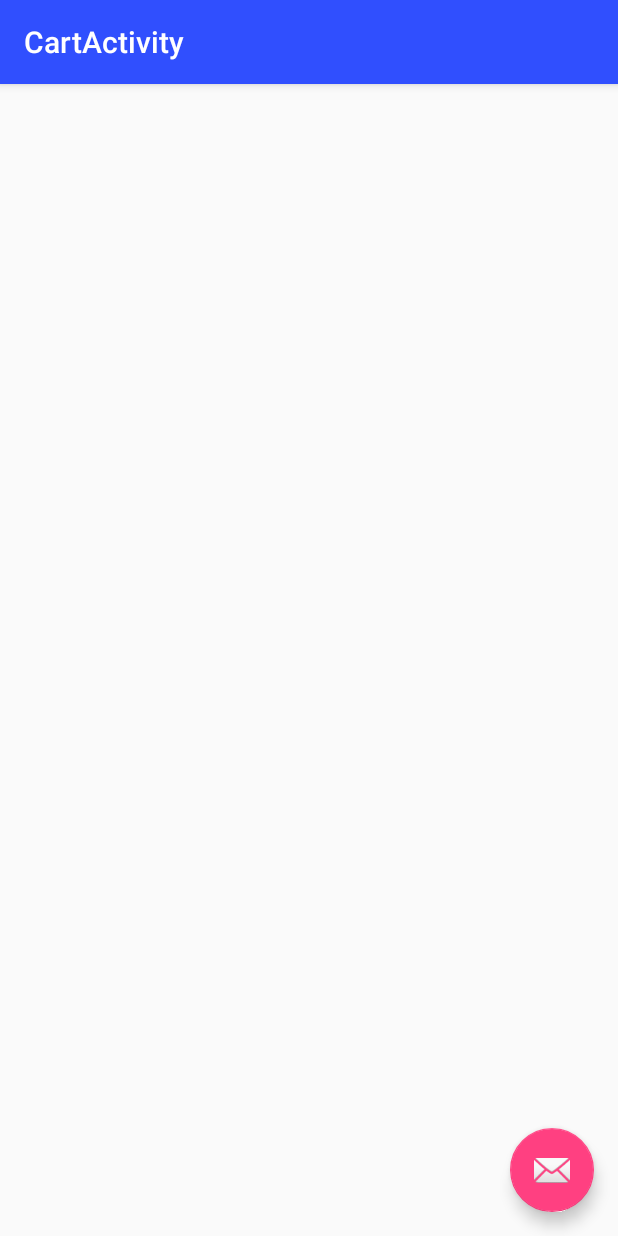
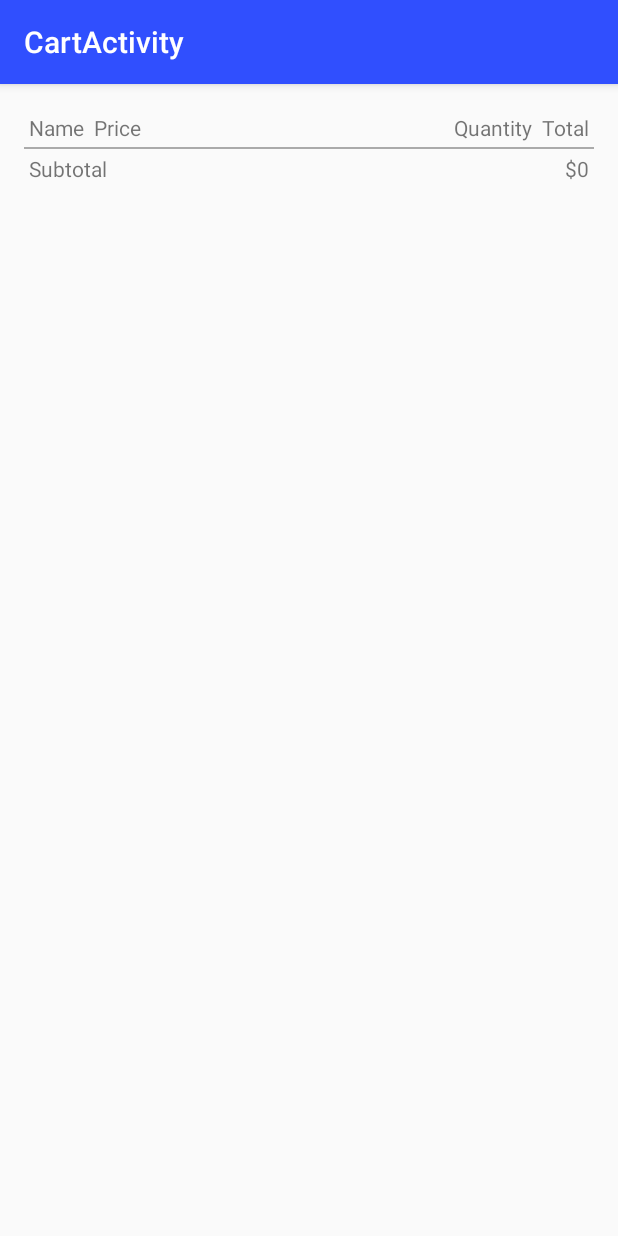
Before and after one commit to VietDucPhan/TopUpProjectFTP, an Android app: the CartActivity screen opened directly, with no data from a screen before it, on a phone screen of 412 x 824 dp. Run offline under Robolectric (Android 15) with nearby library versions, the phone set to English and light mode, and no system bars.

Commit message:
Add to cart and checkout

```diff
--- a/app/build.gradle
+++ b/app/build.gradle
@@ -22,4 +22,6 @@ android {
 dependencies {
     compile 'com.android.support:appcompat-v7:24.0.0-alpha2'
     compile 'com.android.support:design:23.3.0'
+    compile 'com.android.support:recyclerview-v7:24.0.0-alpha2'
+    compile 'com.android.support:support-v13:24.0.0-alpha2'
 }
--- a/app/src/main/java/com/ducvietphan/grocerystore/CartActivity.java
+++ b/app/src/main/java/com/ducvietphan/grocerystore/CartActivity.java
@@ -1,11 +1,18 @@
 package com.ducvietphan.grocerystore;
 
+import android.content.Intent;
 import android.os.Bundle;
+import android.os.Handler;
 import android.support.design.widget.FloatingActionButton;
 import android.support.design.widget.Snackbar;
 import android.support.v7.app.AppCompatActivity;
 import android.support.v7.widget.Toolbar;
 import android.view.View;
+import android.widget.TableLayout;
+import android.widget.TableRow;
+import android.widget.TextView;
+
+import org.w3c.dom.Text;
 
 public class CartActivity extends AppCompatActivity {
 
@@ -17,13 +24,56 @@ public class CartActivity extends AppCompatActivity {
         setSupportActionBar(toolbar);
 
        FloatingActionButton fab = (FloatingActionButton) findViewById(R.id.fab);
+        fab.setVisibility(View.INVISIBLE);
+        final DbManagement cartDb = new DbManagement("cart", getApplicationContext());
+        ItemsList it = cartDb.getItemsList();
+        if(it.isEmpty()){
+            fab.setVisibility(View.INVISIBLE);
+        } else {
+            fab.setVisibility(View.VISIBLE);
             fab.setOnClickListener(new View.OnClickListener() {
                 @Override
                 public void onClick(View view) {
-                Snackbar.make(view, "Replace with your own action", Snackbar.LENGTH_LONG)
-                        .setAction("Action", null).show();
+                    view.setEnabled(false);
+                    cartDb.checkOut();
+                    Snackbar.make(view, "Checkout successfully you will be redirected in 3s", Snackbar.LENGTH_LONG).show();
+                    Runnable mRunnable;
+                    Handler mHandler=new Handler();
+
+                    mRunnable=new Runnable() {
+
+                        @Override
+                        public void run() {
+                            Intent mainActivity = new Intent(CartActivity.this, MainActivity.class);
+                            startActivity(mainActivity);
+                        }
+                    };
+                    mHandler.postDelayed(mRunnable,3000);//Execute after 10 Seconds
                 }
             });
         }
+        TextView tv = (TextView) findViewById(R.id.subTotal);
+        tv.setText("$"+it.totalPrice());
+        Node current = it.getHead();
+        TableLayout tl = (TableLayout) findViewById(R.id.cartContainer);
+        View firstView = getLayoutInflater().inflate(R.layout.cart_table, tl, false);
+        tl.addView(firstView);
+        while(current != null){
+            View injecterLayout = getLayoutInflater().inflate(R.layout.cart_table, tl, false);
+            final Item item = current.getItem();
+            tl.addView(injecterLayout);
+            TextView productName = (TextView) injecterLayout.findViewById(R.id.productName);
+            TextView productPrice = (TextView) injecterLayout.findViewById(R.id.productPrice);
+            TextView productQuantity = (TextView) injecterLayout.findViewById(R.id.productQuantity);
+            TextView productTotal = (TextView) injecterLayout.findViewById(R.id.productTotal);
+
+            productName.setText("" + item.getProductName());
+            productPrice.setText("$" + item.getProductPrice());
+            productQuantity.setText("" + item.getTotal());
+            productTotal.setText("$" + item.getTotal() * item.getProductPrice());
+
+            current = current.next;
+        }
+    }
 
 }
--- a/app/src/main/res/layout/activity_cart.xml
+++ b/app/src/main/res/layout/activity_cart.xml
@@ -1,5 +1,6 @@
 <?xml version="1.0" encoding="utf-8"?>
-<android.support.design.widget.CoordinatorLayout xmlns:android="http://schemas.android.com/apk/res/android"
+<android.support.design.widget.CoordinatorLayout
+    xmlns:android="http://schemas.android.com/apk/res/android"
     xmlns:app="http://schemas.android.com/apk/res-auto"
     xmlns:tools="http://schemas.android.com/tools"
     android:layout_width="match_parent"
@@ -8,8 +9,8 @@
     tools:context="com.ducvietphan.grocerystore.CartActivity">
 
     <android.support.design.widget.AppBarLayout
+        android:layout_height="wrap_content"
         android:layout_width="match_parent"
-        android:layout_height="wrap_content"
         android:theme="@style/AppTheme.AppBarOverlay">
 
         <android.support.v7.widget.Toolbar
@@ -21,7 +22,7 @@
 
     </android.support.design.widget.AppBarLayout>
 
-    <include layout="@layout/content_cart" />
+    <include layout="@layout/content_cart"/>
 
     <android.support.design.widget.FloatingActionButton
         android:id="@+id/fab"
@@ -29,6 +30,6 @@
         android:layout_height="wrap_content"
         android:layout_gravity="bottom|end"
         android:layout_margin="@dimen/fab_margin"
-        android:src="@android:drawable/ic_dialog_email" />
+        android:src="@drawable/cartcheck" />
 
 </android.support.design.widget.CoordinatorLayout>
--- /dev/null
+++ b/app/src/main/res/layout/cart_table.xml
@@ -0,0 +1,30 @@
+<?xml version="1.0" encoding="utf-8"?>
+<TableRow xmlns:android="http://schemas.android.com/apk/res/android">
+    <TextView android:text="Name"
+        android:layout_width="wrap_content"
+        android:layout_height="wrap_content"
+        android:id="@+id/productName"
+        android:padding="3dp"
+        />
+    <TextView
+        android:layout_width="wrap_content"
+        android:layout_height="wrap_content"
+        android:text="Price"
+        android:id="@+id/productPrice"
+        android:padding="3dp"
+        />
+    <TextView
+        android:layout_width="wrap_content"
+        android:layout_height="wrap_content"
+        android:text="Quantity"
+        android:id="@+id/productQuantity"
+        android:padding="3dp"
+        />
+    <TextView
+        android:layout_width="wrap_content"
+        android:layout_height="wrap_content"
+        android:id="@+id/productTotal"
+        android:text="Total"
+        android:padding="3dp"
+        />
+</TableRow>
--- a/app/src/main/res/layout/content_cart.xml
+++ b/app/src/main/res/layout/content_cart.xml
@@ -1,15 +1,55 @@
 <?xml version="1.0" encoding="utf-8"?>
-<RelativeLayout xmlns:android="http://schemas.android.com/apk/res/android"
+<LinearLayout
+    xmlns:android="http://schemas.android.com/apk/res/android"
+    xmlns:tools="http://schemas.android.com/tools"
     xmlns:app="http://schemas.android.com/apk/res-auto"
-    xmlns:tools="http://schemas.android.com/tools"
     android:layout_width="match_parent"
     android:layout_height="match_parent"
-    android:paddingBottom="@dimen/activity_vertical_margin"
     android:paddingLeft="@dimen/activity_horizontal_margin"
     android:paddingRight="@dimen/activity_horizontal_margin"
     android:paddingTop="@dimen/activity_vertical_margin"
+    android:paddingBottom="@dimen/activity_vertical_margin"
     app:layout_behavior="@string/appbar_scrolling_view_behavior"
-    tools:context="com.ducvietphan.grocerystore.CartActivity"
-    tools:showIn="@layout/activity_cart">
+    tools:showIn="@layout/activity_cart"
+    android:orientation="vertical"
+    tools:context="com.ducvietphan.grocerystore.CartActivity">
 
-</RelativeLayout>
+    <TableLayout
+        android:id="@+id/cartContainer"
+        android:layout_width="match_parent"
+        android:layout_height="wrap_content"
+        android:stretchColumns="1"
+        >
+
+
+    </TableLayout>
+    <View
+        android:layout_width="match_parent"
+        android:layout_height="1dp"
+        android:background="@android:color/darker_gray"/>
+
+    <TableLayout
+        android:layout_width="match_parent"
+        android:layout_height="wrap_content"
+        android:stretchColumns="1"
+
+        >
+        <TableRow>
+            <TextView
+                android:layout_width="wrap_content"
+                android:layout_height="wrap_content"
+                android:text="Subtotal"
+                android:padding="3dp"
+                />
+            <TextView
+                android:layout_width="wrap_content"
+                android:layout_height="wrap_content"
+                android:layout_gravity="right"
+                android:id="@+id/subTotal"
+                android:text="$0"
+                android:padding="3dp"
+                />
+        </TableRow>
+    </TableLayout>
+
+</LinearLayout>
--- a/app/src/main/res/menu/menu.xml
+++ b/app/src/main/res/menu/menu.xml
@@ -1,6 +1,9 @@
 
 <menu xmlns:android="http://schemas.android.com/apk/res/android" >
 
+    <item
+        android:id="@+id/cartPage"
+        android:title="@string/menu_cartPage"/>
     <item
         android:id="@+id/addNewProduct"
         android:title="@string/menu_addNewProduct"/>
--- a/app/src/main/res/values/strings.xml
+++ b/app/src/main/res/values/strings.xml
@@ -3,6 +3,9 @@
     <string name="menu_addNewProduct">Add new product</string>
     <string name="men_search">Search product</string>
     <string name="calculate_page">Calculate Page</string>
-    <string name="title_activity_calculate">CalculateActivity</string>
+    <string name="menu_cartPage">Go to cart</string>
     <string name="title_activity_cart">CartActivity</string>
+    <string name="added_new_product">Added a new product to cart</string>
+    <string name="added_product">Added a product to cart</string>
+    <string name="money_sign">$</string>
 </resources>
```
Also changed, not shown: app/src/main/AndroidManifest.xml (+5 -4 lines), app/src/main/java/com/ducvietphan/grocerystore/DbManagement.java (+27 -0 lines), app/src/main/java/com/ducvietphan/grocerystore/Item.java (+24 -0 lines), app/src/main/java/com/ducvietphan/grocerystore/ItemsList.java (+62 -16 lines), app/src/main/java/com/ducvietphan/grocerystore/MainActivity.java (+34 -6 lines), app/src/main/res/layout/activity_main.xml (+0 -7 lines), app/src/main/res/drawable/cartCheck.png (added). Lines whose indentation alone changed are shown as unchanged.
